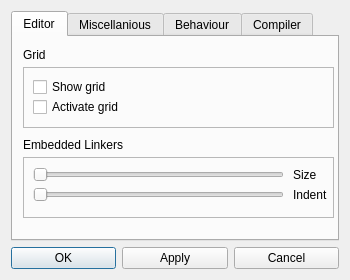
The window that unreal/trunk/qrgui/mainwindow/preferencesDialog.ui (qreal/qreal) describes before a commit, drawn with Qt 5.
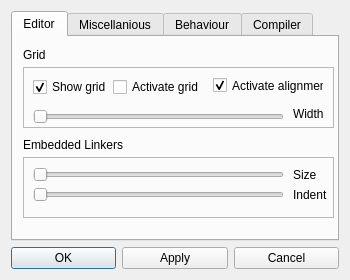
The same window after the commit. Icons and pictures are not drawn.

Commit message: теперь выравнивание по направляющим линиям можно отключить(вроде бы), а яркость сеточки можно поменять в Settings.Preferences ; сохранение теперь по кнопке F2 или Ctrl+S; и поправлен баг со стиранием сеточки при выделении(зато тормозить стало больше)

Diff of the .ui file:
```diff
--- a/unreal/trunk/qrgui/mainwindow/preferencesDialog.ui
+++ b/unreal/trunk/qrgui/mainwindow/preferencesDialog.ui
@@ -90,13 +90,16 @@
         <property name="text">
          <string>Show grid</string>
         </property>
+        <property name="checked">
+         <bool>true</bool>
+        </property>
        </widget>
        <widget class="QCheckBox" name="activateGridCheckBox">
         <property name="geometry">
          <rect>
-          <x>10</x>
-          <y>30</y>
-          <width>191</width>
+          <x>90</x>
+          <y>10</y>
+          <width>91</width>
           <height>20</height>
          </rect>
         </property>
@@ -107,6 +110,60 @@
          <bool>false</bool>
         </property>
        </widget>
+       <widget class="QSlider" name="gridWidthSlider">
+        <property name="geometry">
+         <rect>
+          <x>10</x>
+          <y>40</y>
+          <width>251</width>
+          <height>19</height>
+         </rect>
+        </property>
+        <property name="minimum">
+         <number>0</number>
+        </property>
+        <property name="maximum">
+         <number>150</number>
+        </property>
+        <property name="singleStep">
+         <number>1</number>
+        </property>
+        <property name="pageStep">
+         <number>10</number>
+        </property>
+        <property name="orientation">
+         <enum>Qt::Horizontal</enum>
+        </property>
+       </widget>
+       <widget class="QLabel" name="label_13">
+        <property name="geometry">
+         <rect>
+          <x>270</x>
+          <y>40</y>
+          <width>46</width>
+          <height>13</height>
+         </rect>
+        </property>
+        <property name="text">
+         <string>Width</string>
+        </property>
+       </widget>
+       <widget class="QCheckBox" name="activateAlignmentCheckBox">
+        <property name="geometry">
+         <rect>
+          <x>190</x>
+          <y>10</y>
+          <width>111</width>
+          <height>17</height>
+         </rect>
+        </property>
+        <property name="text">
+         <string>Activate alignment</string>
+        </property>
+        <property name="checked">
+         <bool>true</bool>
+        </property>
+       </widget>
       </widget>
       <widget class="QLabel" name="label">
        <property name="geometry">
```
The commit also changes 11 other files.
